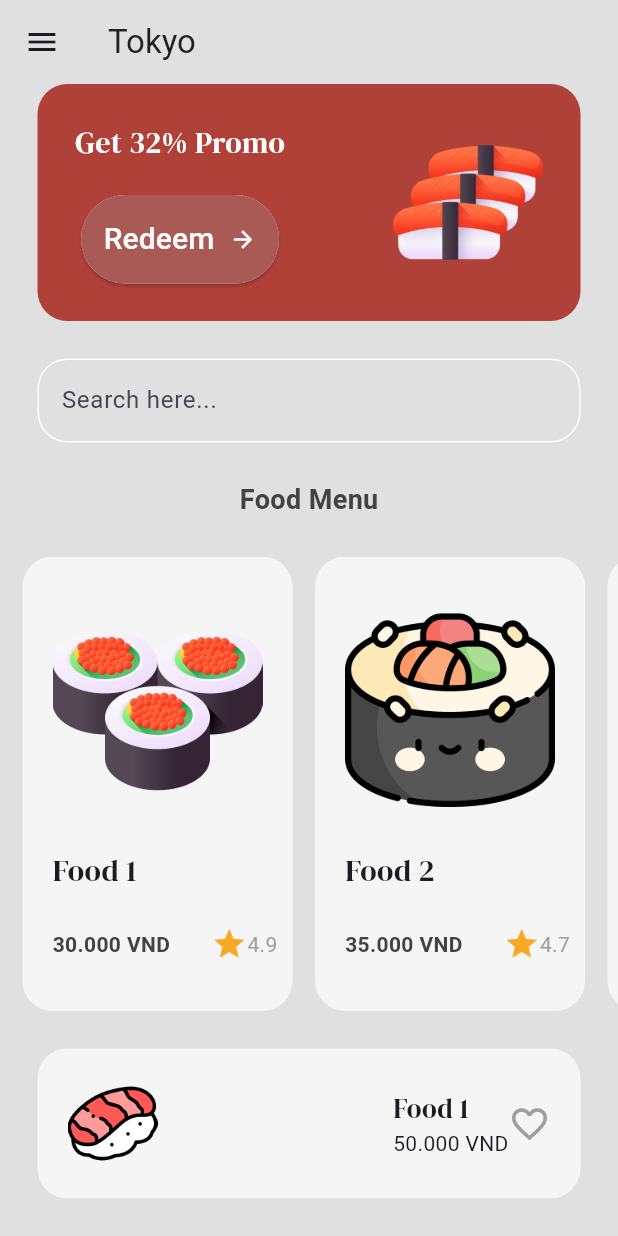
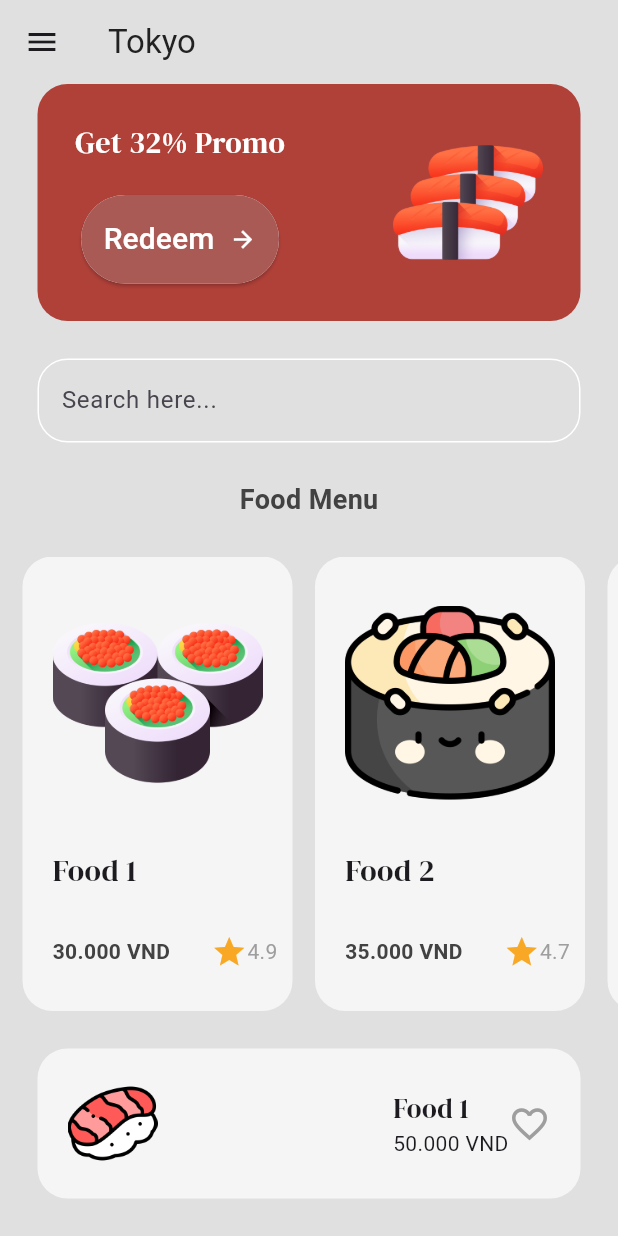
Before and after one commit to khuong1742005/Sushi-Restaurant, a Flutter app: the MenuPage screen opened directly, on a phone screen of 412 x 824 dp. Run offline on Flutter 3.47's test engine with Material 3 defaults, Android fonts, the phone set to English and light mode, and no system bars; our stand-ins replace google_fonts.

Commit message:
update by android studio

```diff
--- a/lib/pages/food_tile.dart
+++ b/lib/pages/food_tile.dart
@@ -22,7 +22,7 @@ class FoodTile extends StatelessWidget {
           borderRadius: BorderRadius.circular(20),
         ),
         margin: const EdgeInsets.only(left: 15),
-        padding: const EdgeInsets.only(bottom: 10, left: 20, top: 10),
+        padding: const EdgeInsets.only(left: 20),
         child: Column(
           mainAxisAlignment: MainAxisAlignment.spaceEvenly,
           crossAxisAlignment: CrossAxisAlignment.start,
```
Also changed, not shown: pubspec.lock.
